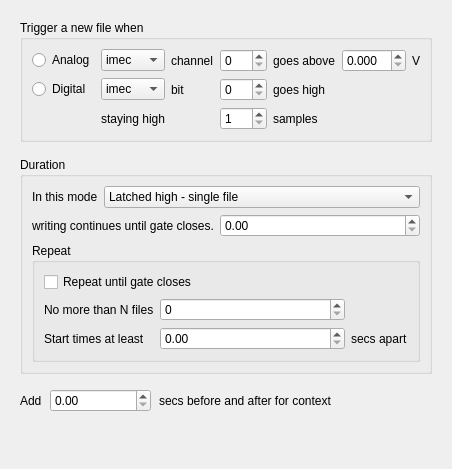
This is Forms/TrigTTLPanel.ui in billkarsh/SpikeGLX as Qt 5 draws it before an edit. The edited form follows.
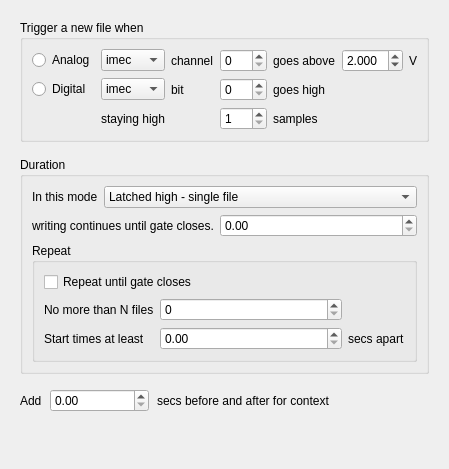
This is the edited form.

Commit message: Better default TTL trigger level

What changed in the file:
```diff
--- a/Forms/TrigTTLPanel.ui
+++ b/Forms/TrigTTLPanel.ui
@@ -95,12 +95,18 @@
         <property name="decimals">
          <number>3</number>
         </property>
+        <property name="minimum">
+         <double>-5.000000000000000</double>
+        </property>
         <property name="maximum">
-         <double>10.000000000000000</double>
+         <double>5.000000000000000</double>
         </property>
         <property name="singleStep">
          <double>0.100000000000000</double>
         </property>
+        <property name="value">
+         <double>2.000000000000000</double>
+        </property>
        </widget>
       </item>
       <item row="3" column="0">
```
The commit also changes 1 other file.
